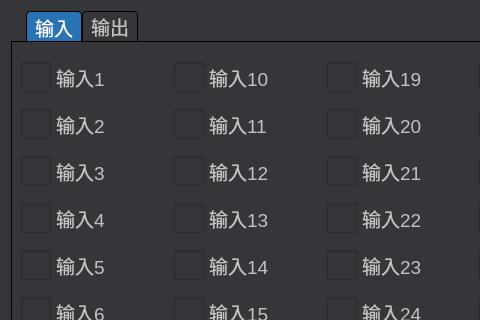
This is frm_monitor.ui in eeyoo/yunsheng as Qt 5 draws it before an edit; both pictures show x 0 to 480 and y 0 to 320 of the 800 by 500 pixel window. The edited form follows.
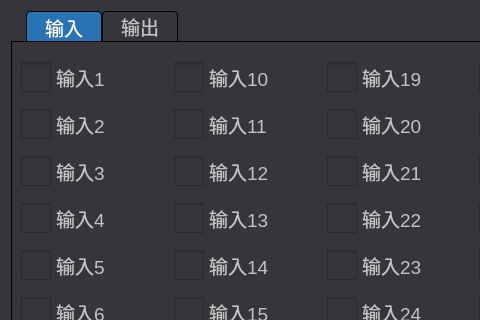
This is the edited form. Icons and pictures are not drawn.

Patch:
```diff
--- a/frm_monitor.ui
+++ b/frm_monitor.ui
@@ -38,9 +38,9 @@
 border-bottom-color: #343639; 
 border-top-left-radius: 4px;
 border-top-right-radius: 4px;
-min-width: 50px;
+min-width: 70px;
 padding: 2px;
-min-height: 10px;
+min-height: 15px;
 }
 
 QTabBar::tab:selected {
```
